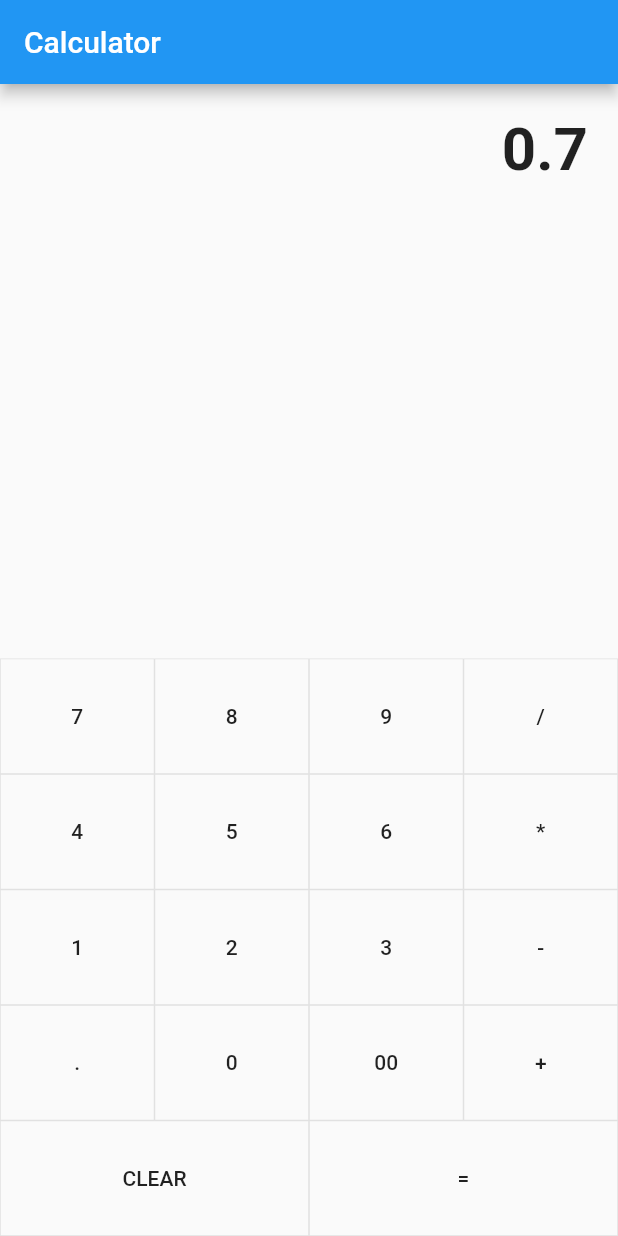
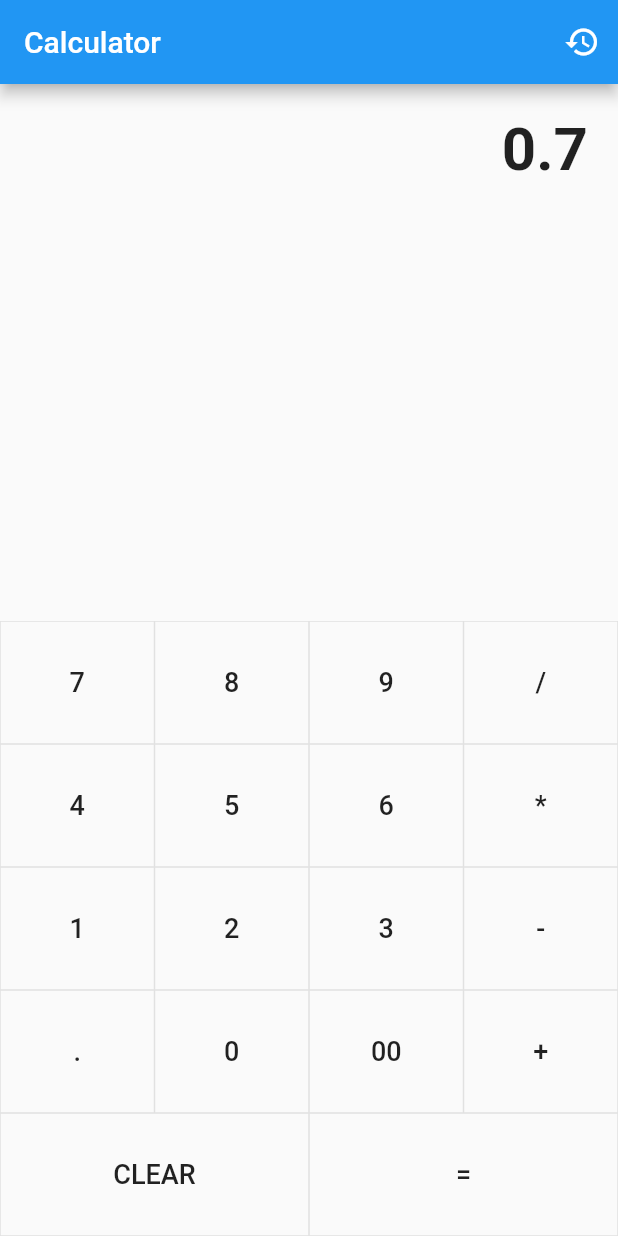
Before and after one commit to deriegle/flutter-calculator, a Flutter app: the screen it shows after launch, after a tap on an icon or button, on a phone screen of 412 x 824 dp. Run offline on Flutter 3.47's test engine with Material 2 defaults, Android fonts, the phone set to English and light mode, and no system bars.

Commit message:
Add history widget

```diff
--- a/lib/calculator-button.dart
+++ b/lib/calculator-button.dart
@@ -3,7 +3,7 @@ import 'package:flutter/material.dart';
 typedef void CalculatorButtonTapCallback({String buttonText});
 
 class CalculatorButton extends StatelessWidget {
-  CalculatorButton({this.text, @required this.onTap });
+  CalculatorButton({this.text, @required this.onTap});
 
   final String text;
   final CalculatorButtonTapCallback onTap;
@@ -20,12 +20,13 @@ class CalculatorButton extends StatelessWidget {
             ),
             child: FlatButton(
               onPressed: () => onTap(buttonText: text),
-          child: Text(text),
+              child: Text(
+                text,
+                style: TextStyle(fontSize: 18, fontWeight: FontWeight.w500),
+              ),
               padding: EdgeInsets.all(30),
               highlightColor: Colors.blueGrey[100],
               splashColor: Colors.blueAccent[100],
-        )
-      )
-    );
+            )));
   }
 }
--- a/lib/main.dart
+++ b/lib/main.dart
@@ -2,6 +2,7 @@ import 'package:flutter/material.dart';
 import 'calculator.dart';
 import 'number-display.dart';
 import 'calculator-buttons.dart';
+import 'history.dart';
 
 void main() => runApp(MyApp());
 
@@ -13,7 +14,11 @@ class MyApp extends StatelessWidget {
       theme: ThemeData(
         primarySwatch: Colors.blue,
       ),
-      home: MyHomePage(title: 'Calculator'),
+      initialRoute: '/',
+      routes: {
+        '/': (context)  => MyHomePage(title: 'Calculator'),
+        '/history': (context) => History(),
+      },
     );
   }
 }
@@ -39,6 +44,15 @@ class _MyHomePageState extends State<MyHomePage> {
         appBar: AppBar(
           title: Text(widget.title),
           centerTitle: false,
+          actions: <Widget>[
+            IconButton(
+              icon: Icon(Icons.history),
+              onPressed: () => Navigator.push(
+                context,
+                MaterialPageRoute(builder: (context) => History(operations: operations))
+              ),
+            )
+          ],
         ),
         body: Column(
           children: <Widget>[
```
Also changed, not shown: lib/history.dart (added, +34 -0 lines). Lines whose indentation alone changed are shown as unchanged.
